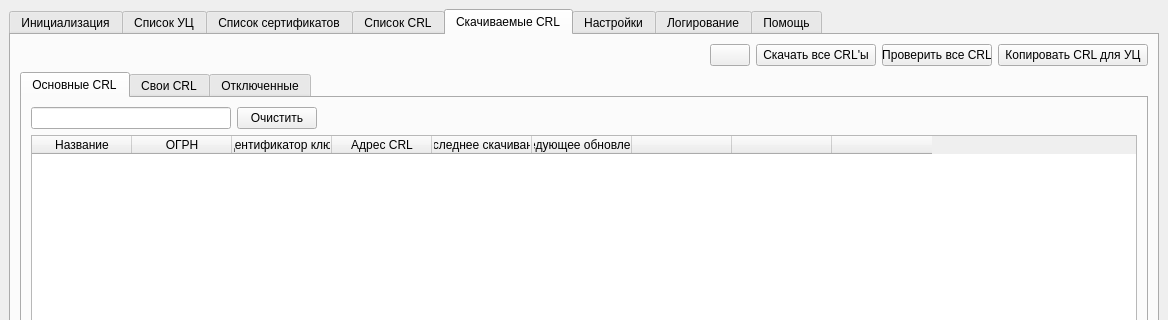
First picture: the form in main.ui, repository MrSaerus/E-TrustCRLparsing, before the edit; both pictures show x 0 to 1168 and y 0 to 320 of the 1168 by 659 pixel window.
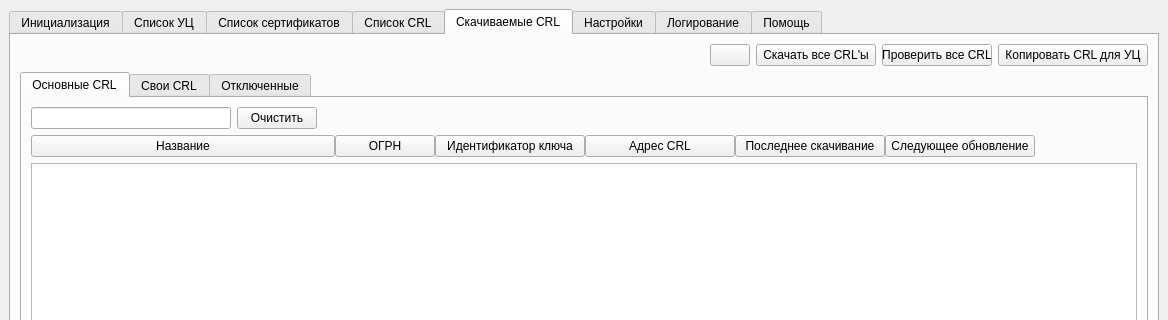
Second picture: the form after the edit. The open tabs and pages were chosen to show the change.

```diff
--- a/main.ui
+++ b/main.ui
@@ -1190,8 +1190,142 @@
               </item>
              </layout>
             </item>
+            <item>
+             <layout class="QHBoxLayout" name="horizontalLayout_35">
+              <property name="spacing">
+               <number>0</number>
+              </property>
+              <item>
+               <widget class="QPushButton" name="pushButton_29">
+                <property name="text">
+                 <string>Название</string>
+                </property>
+               </widget>
+              </item>
+              <item>
+               <widget class="QPushButton" name="pushButton_28">
+                <property name="minimumSize">
+                 <size>
+                  <width>100</width>
+                  <height>0</height>
+                 </size>
+                </property>
+                <property name="maximumSize">
+                 <size>
+                  <width>100</width>
+                  <height>16777215</height>
+                 </size>
+                </property>
+                <property name="text">
+                 <string>ОГРН</string>
+                </property>
+               </widget>
+              </item>
+              <item>
+               <widget class="QPushButton" name="pushButton_24">
+                <property name="minimumSize">
+                 <size>
+                  <width>150</width>
+                  <height>0</height>
+                 </size>
+                </property>
+                <property name="maximumSize">
+                 <size>
+                  <width>150</width>
+                  <height>16777215</height>
+                 </size>
+                </property>
+                <property name="text">
+                 <string>Идентификатор ключа</string>
+                </property>
+               </widget>
+              </item>
+              <item>
+               <widget class="QPushButton" name="pushButton_32">
+                <property name="minimumSize">
+                 <size>
+                  <width>150</width>
+                  <height>0</height>
+                 </size>
+                </property>
+                <property name="maximumSize">
+                 <size>
+                  <width>150</width>
+                  <height>16777215</height>
+                 </size>
+                </property>
+                <property name="text">
+                 <string>Адрес CRL</string>
+                </property>
+               </widget>
+              </item>
+              <item>
+               <widget class="QPushButton" name="pushButton_31">
+                <property name="minimumSize">
+                 <size>
+                  <width>150</width>
+                  <height>0</height>
+                 </size>
+                </property>
+                <property name="maximumSize">
+                 <size>
+                  <width>150</width>
+                  <height>16777215</height>
+                 </size>
+                </property>
+                <property name="text">
+                 <string>Последнее скачивание</string>
+                </property>
+               </widget>
+              </item>
+              <item>
+               <widget class="QPushButton" name="pushButton_30">
+                <property name="minimumSize">
+                 <size>
+                  <width>150</width>
+                  <height>0</height>
+                 </size>
+                </property>
+                <property name="maximumSize">
+                 <size>
+                  <width>150</width>
+                  <height>16777215</height>
+                 </size>
+                </property>
+                <property name="text">
+                 <string>Следующее обновление</string>
+                </property>
+               </widget>
+              </item>
+              <item>
+               <widget class="QPushButton" name="pushButton_33">
+                <property name="minimumSize">
+                 <size>
+                  <width>102</width>
+                  <height>0</height>
+                 </size>
+                </property>
+                <property name="maximumSize">
+                 <size>
+                  <width>102</width>
+                  <height>16777215</height>
+                 </size>
+                </property>
+                <property name="text">
+                 <string/>
+                </property>
+                <property name="flat">
+                 <bool>true</bool>
+                </property>
+               </widget>
+              </item>
+             </layout>
+            </item>
             <item>
              <widget class="QTableWidget" name="tableWidget_4">
+              <attribute name="horizontalHeaderVisible">
+               <bool>false</bool>
+              </attribute>
               <attribute name="horizontalHeaderMinimumSectionSize">
                <number>16</number>
               </attribute>
```
Left out of the diff: 360 changed lines with no effect on the pictures.
